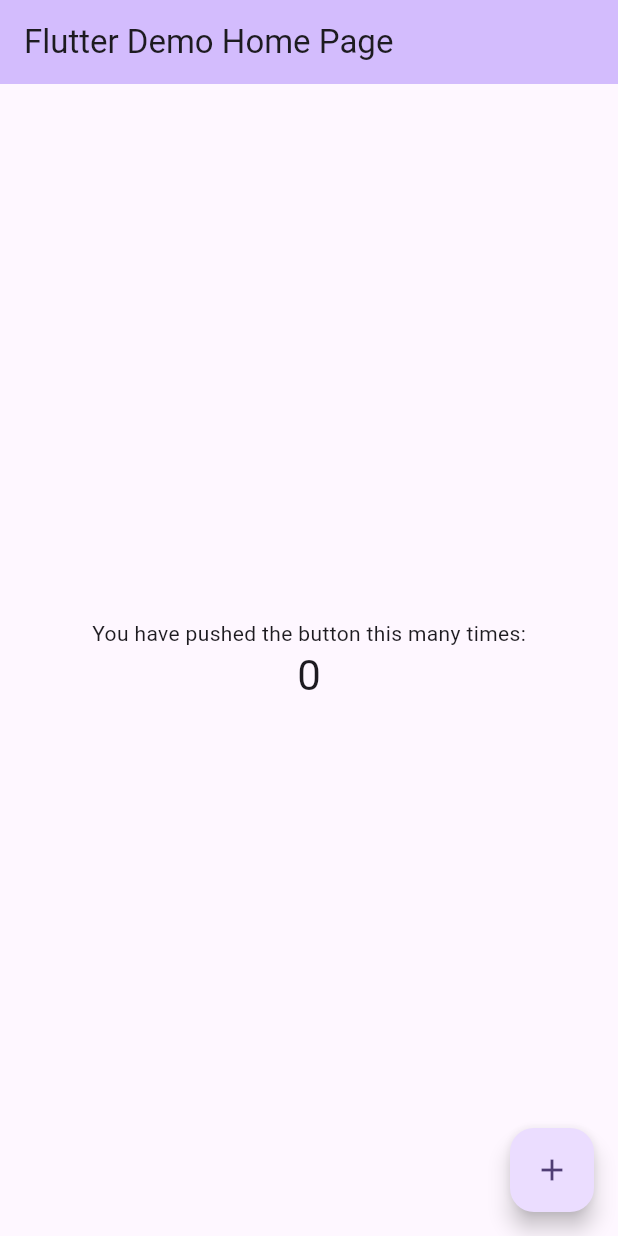
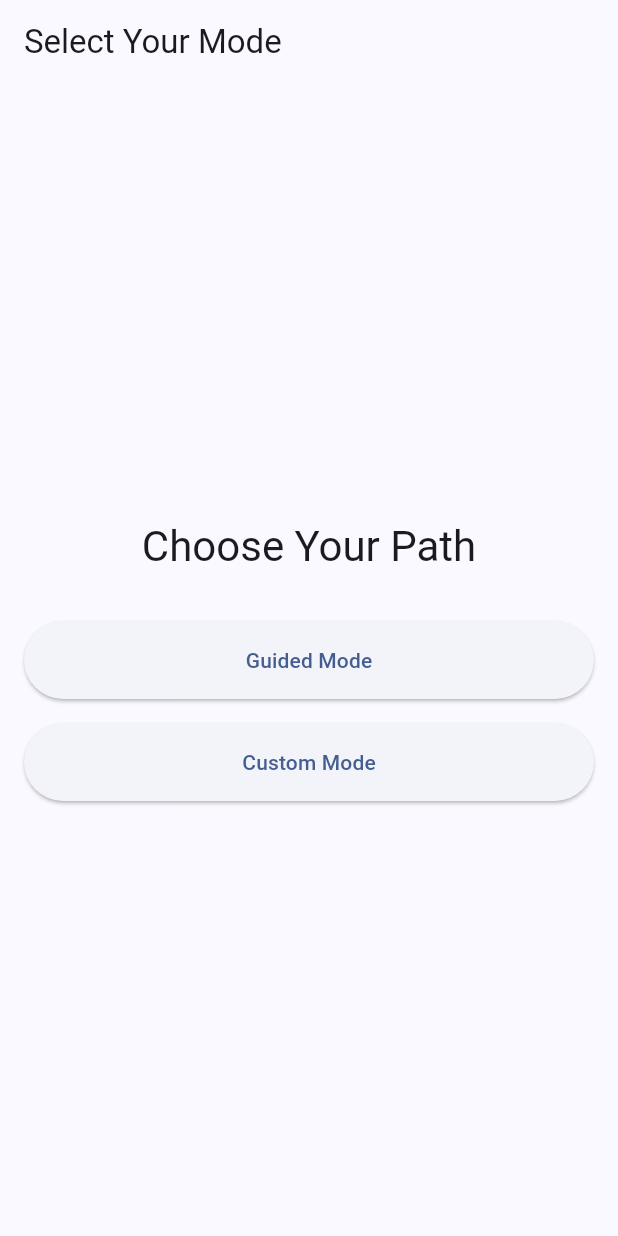
Before and after one commit to Ayush312003/AlphaFlow, a Flutter app: the screen it shows after launch, on a phone screen of 412 x 824 dp. Run offline on Flutter 3.47's test engine with Material 3 defaults, Android fonts, the phone set to English and light mode, and no system bars; our stand-ins replace flutter_riverpod, shared_preferences.

Commit message:
feat: Implement initial functional prototype core
Implemented the foundational elements of the AlphaFlow application:

1.  **App Structure & Navigation:**
    *   Replaced the default Flutter counter app with a new structure in `main.dart`.
    *   Initialized `PreferencesService` for local data persistence.
    *   Established initial app routing (`/select_mode`, `/select_track`, `/home`) based on stored user preferences.
    *   Wrapped the app in `ProviderScope` for Riverpod state management.

2.  **Core Providers:**
    *   `appModeProvider`: Manages your choice between Guided and Custom modes.
    *   `selectedTrackProvider`: Stores the ID of the chosen Guided Track.
    *   `guidedTracksProvider` (and family providers): Provides access to the pre-defined list of Guided Tracks, their levels, and tasks. Reviewed and integrated existing code, ensuring `unlockTasksProvider` returns `List<GuidedTask>`.
    *   `customTasksProvider`: Manages your list of custom tasks with CRUD operations (load, add, update, delete).
    *   `completionsProvider`: Manages task completion records for both guided and custom tasks, including a toggle mechanism and date normalization.
    *   All data-mutating providers are integrated with `PreferencesService` to load and persist state.

3.  **Onboarding UI (Basic):**
    *   `SelectModePage`: Allows you to choose between "Guided" or "Custom" mode.
    *   `SelectTrackPage`: Allows you (in Guided mode) to select a specific track from the available list.
    *   `HomePage`: Acts as a conditional router, displaying placeholder pages (`GuidedHomePage`, `CustomHomePage`) based on the selected `AppMode`.

This commit establishes a functional, albeit basic, version of the app, laying the groundwork for further feature development as outlined in the design document.

```diff
--- /dev/null
+++ b/alphaflow/lib/features/custom/presentation/custom_home_page.dart
@@ -0,0 +1,17 @@
+import 'package:flutter/material.dart';
+
+class CustomHomePage extends StatelessWidget {
+  const CustomHomePage({super.key});
+
+  @override
+  Widget build(BuildContext context) {
+    return Scaffold(
+      appBar: AppBar(
+        title: const Text('Custom Mode'),
+      ),
+      body: const Center(
+        child: Text('Custom Home Page Placeholder'),
+      ),
+    );
+  }
+}
--- /dev/null
+++ b/alphaflow/lib/features/guided/presentation/guided_home_page.dart
@@ -0,0 +1,17 @@
+import 'package:flutter/material.dart';
+
+class GuidedHomePage extends StatelessWidget {
+  const GuidedHomePage({super.key});
+
+  @override
+  Widget build(BuildContext context) {
+    return Scaffold(
+      appBar: AppBar(
+        title: const Text('Guided Mode'),
+      ),
+      body: const Center(
+        child: Text('Guided Home Page Placeholder'),
+      ),
+    );
+  }
+}
--- /dev/null
+++ b/alphaflow/lib/features/onboarding/presentation/select_mode_page.dart
@@ -0,0 +1,61 @@
+import 'package:alphaflow/data/models/app_mode.dart';
+import 'package:alphaflow/providers/app_mode_provider.dart';
+import 'package:flutter/material.dart';
+import 'package:flutter_riverpod/flutter_riverpod.dart';
+
+class SelectModePage extends ConsumerWidget {
+  const SelectModePage({super.key});
+
+  @override
+  Widget build(BuildContext context, WidgetRef ref) {
+    final textTheme = Theme.of(context).textTheme;
+
+    return Scaffold(
+      appBar: AppBar(
+        title: const Text('Select Your Mode'),
+      ),
+      body: Center(
+        child: Padding(
+          padding: const EdgeInsets.all(16.0),
+          child: Column(
+            mainAxisAlignment: MainAxisAlignment.center,
+            crossAxisAlignment: CrossAxisAlignment.stretch,
+            children: <Widget>[
+              Text(
+                'Choose Your Path',
+                style: textTheme.headlineMedium,
+                textAlign: TextAlign.center,
+              ),
+              const SizedBox(height: 32),
+              ElevatedButton(
+                style: ElevatedButton.styleFrom(
+                  padding: const EdgeInsets.symmetric(vertical: 16),
+                ),
+                onPressed: () {
+                  final appModeNotifier = ref.read(appModeProvider.notifier);
+                  appModeNotifier.setAppMode(AppMode.guided);
+                  Navigator.pushNamedAndRemoveUntil(
+                      context, '/select_track', (route) => false);
+                },
+                child: const Text('Guided Mode'),
+              ),
+              const SizedBox(height: 16),
+              ElevatedButton(
+                style: ElevatedButton.styleFrom(
+                  padding: const EdgeInsets.symmetric(vertical: 16),
+                ),
+                onPressed: () {
+                  final appModeNotifier = ref.read(appModeProvider.notifier);
+                  appModeNotifier.setAppMode(AppMode.custom);
+                  Navigator.pushNamedAndRemoveUntil(
+                      context, '/home', (route) => false);
+                },
+                child: const Text('Custom Mode'),
+              ),
+            ],
+          ),
+        ),
+      ),
+    );
+  }
+}
--- a/alphaflow/lib/main.dart
+++ b/alphaflow/lib/main.dart
@@ -1,122 +1,53 @@
+import 'package:alphaflow/data/models/app_mode.dart';
+import 'package:alphaflow/features/guided/presentation/select_track_page.dart';
+import 'package:alphaflow/features/home/presentation/home_page.dart';
+import 'package:alphaflow/features/onboarding/presentation/select_mode_page.dart';
+import 'package:alphaflow/providers/app_mode_provider.dart';
+import 'package:alphaflow/providers/selected_track_provider.dart';
 import 'package:flutter/material.dart';
+import 'package:flutter_riverpod/flutter_riverpod.dart';
+import 'package:alphaflow/data/local/preferences_service.dart';
 
-void main() {
-  runApp(const MyApp());
+void main() async {
+  WidgetsFlutterBinding.ensureInitialized();
+  final prefsService = await PreferencesService.init();
+  runApp(ProviderScope(
+    overrides: [
+      preferencesServiceProvider.overrideWithValue(prefsService),
+    ],
+    child: MyApp(),
+  ));
 }
 
-class MyApp extends StatelessWidget {
+class MyApp extends ConsumerWidget {
   const MyApp({super.key});
 
   // This widget is the root of your application.
   @override
-  Widget build(BuildContext context) {
+  Widget build(BuildContext context, WidgetRef ref) {
+    final appMode = ref.watch(appModeProvider);
+    final selectedTrack = ref.watch(selectedTrackProvider);
+
+    String initialRoute = '/home';
+
+    if (appMode == null) {
+      initialRoute = '/select_mode';
+    } else if (appMode == AppMode.guided && selectedTrack == null) {
+      initialRoute = '/select_track';
+    }
+
     return MaterialApp(
-      title: 'Flutter Demo',
+      title: 'AlphaFlow',
       theme: ThemeData(
-        // This is the theme of your application.
-        //
-        // TRY THIS: Try running your application with "flutter run". You'll see
-        // the application has a purple toolbar. Then, without quitting the app,
-        // try changing the seedColor in the colorScheme below to Colors.green
-        // and then invoke "hot reload" (save your changes or press the "hot
-        // reload" button in a Flutter-supported IDE, or press "r" if you used
-        // the command line to start the app).
-        //
-        // Notice that the counter didn't reset back to zero; the application
-        // state is not lost during the reload. To reset the state, use hot
-        // restart instead.
-        //
-        // This works for code too, not just values: Most code changes can be
-        // tested with just a hot reload.
-        colorScheme: ColorScheme.fromSeed(seedColor: Colors.deepPurple),
+        colorScheme: ColorScheme.fromSeed(seedColor: Colors.blueAccent),
+        useMaterial3: true,
       ),
-      home: const MyHomePage(title: 'Flutter Demo Home Page'),
+      initialRoute: initialRoute,
+      routes: {
+        '/home': (context) => const HomePage(),
+        '/select_mode': (context) => const SelectModePage(),
+        '/select_track': (context) => const SelectTrackPage(),
+      },
     );
   }
 }
-
-class MyHomePage extends StatefulWidget {
-  const MyHomePage({super.key, required this.title});
-
-  // This widget is the home page of your application. It is stateful, meaning
-  // that it has a State object (defined below) that contains fields that affect
-  // how it looks.
-
-  // This class is the configuration for the state. It holds the values (in this
-  // case the title) provided by the parent (in this case the App widget) and
-  // used by the build method of the State. Fields in a Widget subclass are
-  // always marked "final".
-
-  final String title;
-
-  @override
-  State<MyHomePage> createState() => _MyHomePageState();
-}
-
-class _MyHomePageState extends State<MyHomePage> {
-  int _counter = 0;
-
-  void _incrementCounter() {
-    setState(() {
-      // This call to setState tells the Flutter framework that something has
-      // changed in this State, which causes it to rerun the build method below
-      // so that the display can reflect the updated values. If we changed
-      // _counter without calling setState(), then the build method would not be
-      // called again, and so nothing would appear to happen.
-      _counter++;
-    });
-  }
-
-  @override
-  Widget build(BuildContext context) {
-    // This method is rerun every time setState is called, for instance as done
-    // by the _incrementCounter method above.
-    //
-    // The Flutter framework has been optimized to make rerunning build methods
-    // fast, so that you can just rebuild anything that needs updating rather
-    // than having to individually change instances of widgets.
-    return Scaffold(
-      appBar: AppBar(
-        // TRY THIS: Try changing the color here to a specific color (to
-        // Colors.amber, perhaps?) and trigger a hot reload to see the AppBar
-        // change color while the other colors stay the same.
-        backgroundColor: Theme.of(context).colorScheme.inversePrimary,
-        // Here we take the value from the MyHomePage object that was created by
-        // the App.build method, and use it to set our appbar title.
-        title: Text(widget.title),
-      ),
-      body: Center(
-        // Center is a layout widget. It takes a single child and positions it
-        // in the middle of the parent.
-        child: Column(
-          // Column is also a layout widget. It takes a list of children and
-          // arranges them vertically. By default, it sizes itself to fit its
-          // children horizontally, and tries to be as tall as its parent.
-          //
-          // Column has various properties to control how it sizes itself and
-          // how it positions its children. Here we use mainAxisAlignment to
-          // center the children vertically; the main axis here is the vertical
-          // axis because Columns are vertical (the cross axis would be
-          // horizontal).
-          //
-          // TRY THIS: Invoke "debug painting" (choose the "Toggle Debug Paint"
-          // action in the IDE, or press "p" in the console), to see the
-          // wireframe for each widget.
-          mainAxisAlignment: MainAxisAlignment.center,
-          children: <Widget>[
-            const Text('You have pushed the button this many times:'),
-            Text(
-              '$_counter',
-              style: Theme.of(context).textTheme.headlineMedium,
-            ),
-          ],
-        ),
-      ),
-      floatingActionButton: FloatingActionButton(
-        onPressed: _incrementCounter,
-        tooltip: 'Increment',
-        child: const Icon(Icons.add),
-      ), // This trailing comma makes auto-formatting nicer for build methods.
-    );
-  }
-}
--- /dev/null
+++ b/alphaflow/lib/providers/app_mode_provider.dart
@@ -0,0 +1,29 @@
+import 'package:alphaflow/data/local/preferences_service.dart';
+import 'package:alphaflow/data/models/app_mode.dart';
+import 'package:flutter_riverpod/flutter_riverpod.dart';
+
+final preferencesServiceProvider = Provider<PreferencesService>((ref) {
+  // This will be overridden in main.dart
+  throw UnimplementedError();
+});
+
+final appModeProvider = StateNotifierProvider<AppModeNotifier, AppMode?>((ref) {
+  final prefsService = ref.watch(preferencesServiceProvider);
+  return AppModeNotifier(prefsService);
+});
+
+class AppModeNotifier extends StateNotifier<AppMode?> {
+  final PreferencesService _prefsService;
+
+  AppModeNotifier(this._prefsService) : super(_prefsService.getAppMode());
+
+  Future<void> setAppMode(AppMode mode) async {
+    state = mode;
+    await _prefsService.setAppMode(mode);
+  }
+
+  Future<void> clearAppMode() async {
+    state = null;
+    await _prefsService.clearAppMode();
+  }
+}
--- /dev/null
+++ b/alphaflow/lib/providers/selected_track_provider.dart
@@ -0,0 +1,26 @@
+import 'package:alphaflow/data/local/preferences_service.dart';
+import 'package:alphaflow/providers/app_mode_provider.dart';
+import 'package:flutter_riverpod/flutter_riverpod.dart';
+
+final selectedTrackProvider =
+    StateNotifierProvider<SelectedTrackNotifier, String?>((ref) {
+  final prefsService = ref.watch(preferencesServiceProvider);
+  return SelectedTrackNotifier(prefsService);
+});
+
+class SelectedTrackNotifier extends StateNotifier<String?> {
+  final PreferencesService _prefsService;
+
+  SelectedTrackNotifier(this._prefsService)
+      : super(_prefsService.getSelectedTrack());
+
+  Future<void> setSelectedTrack(String trackId) async {
+    state = trackId;
+    await _prefsService.setSelectedTrack(trackId);
+  }
+
+  Future<void> clearSelectedTrack() async {
+    state = null;
+    await _prefsService.clearSelectedTrack();
+  }
+}
```
Also changed, not shown: alphaflow/lib/data/local/preferences_service.dart (+12 -4 lines), alphaflow/lib/features/guided/presentation/select_track_page.dart (added, +49 -0 lines), alphaflow/lib/features/guided/providers/guided_tracks_provider.dart (+13 -6 lines), alphaflow/lib/features/home/presentation/home_page.dart (added, +40 -0 lines), alphaflow/lib/providers/custom_tasks_provider.dart (added, +64 -0 lines), alphaflow/lib/providers/task_completions_provider.dart (added, +72 -0 lines).
